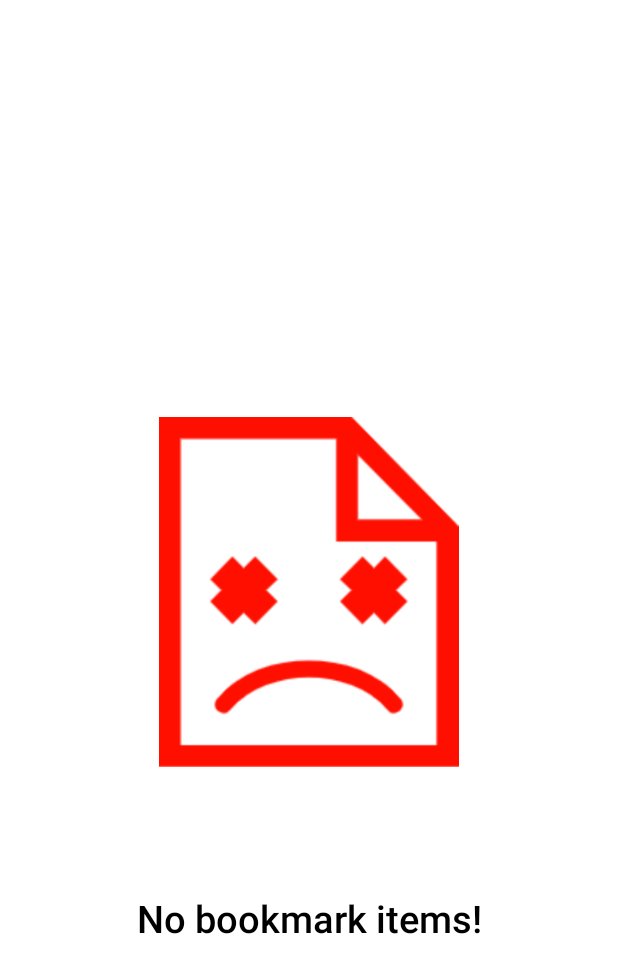
After one commit to tanya-555/NewsDigest, an Android app: the layout empty_bookmark_list.xml on its own in the app's theme, with its tools: preview values and no code run, on a phone screen of 412 x 824 dp. The commit adds this screen. Shown: the top 973 px of the screen. Run offline under Robolectric (Android 15) with nearby library versions, the phone set to English and light mode, and no system bars.

Commit message:
error layout for empty bookmark list

```diff
--- a/app/src/main/res/layout/bookmark_activity.xml
+++ b/app/src/main/res/layout/bookmark_activity.xml
@@ -25,7 +25,7 @@
             app:layout_constraintBottom_toBottomOf="parent"/>
 
         <!-- error view -->
-        <include layout="@layout/error_view"
+        <include layout="@layout/empty_bookmark_list"
             android:id="@+id/errorView"
             android:visibility="gone"
             app:layout_constraintStart_toStartOf="parent"
--- /dev/null
+++ b/app/src/main/res/layout/empty_bookmark_list.xml
@@ -0,0 +1,36 @@
+<?xml version="1.0" encoding="utf-8"?>
+<RelativeLayout xmlns:android="http://schemas.android.com/apk/res/android"
+    xmlns:app="http://schemas.android.com/apk/res-auto"
+    android:layout_width="match_parent"
+    android:layout_height="match_parent"
+    android:background="@color/color_white"
+    android:orientation="vertical">
+
+    <androidx.constraintlayout.widget.ConstraintLayout
+        android:layout_width="match_parent"
+        android:layout_height="wrap_content"
+        android:layout_centerInParent="true">
+
+        <ImageView
+            android:id="@+id/iv_error"
+            android:layout_width="@dimen/size_200dp"
+            android:layout_height="wrap_content"
+            android:src="@drawable/empty_bookmark"
+            app:layout_constraintEnd_toEndOf="parent"
+            app:layout_constraintStart_toStartOf="parent"
+            app:layout_constraintTop_toTopOf="parent" />
+
+        <TextView
+            android:layout_width="wrap_content"
+            android:layout_height="wrap_content"
+            android:fontFamily="sans-serif-medium"
+            android:text="@string/no_bookmark_items"
+            android:textColor="@color/color_black"
+            android:textSize="@dimen/size_25dp"
+            app:layout_constraintEnd_toEndOf="parent"
+            app:layout_constraintStart_toStartOf="parent"
+            app:layout_constraintTop_toBottomOf="@+id/iv_error" />
+
+    </androidx.constraintlayout.widget.ConstraintLayout>
+
+</RelativeLayout>
--- a/app/src/main/res/layout/login_activity.xml
+++ b/app/src/main/res/layout/login_activity.xml
@@ -35,7 +35,7 @@
                 android:background="@drawable/edit_text_drawable"
                 android:hint="@string/user_name"
                 android:padding="@dimen/size_10dp"
-                android:textColor="@color/color_login_text"
+                android:textColor="@color/color_black"
                 android:textColorHint="@color/color_login_text" />
 
             <EditText
@@ -48,7 +48,7 @@
                 android:background="@drawable/edit_text_drawable"
                 android:hint="@string/password"
                 android:padding="@dimen/size_10dp"
-                android:textColor="@color/color_login_text"
+                android:textColor="@color/color_black"
                 android:textColorHint="@color/color_login_text" />
 
             <Button
--- a/app/src/main/res/values/strings.xml
+++ b/app/src/main/res/values/strings.xml
@@ -13,4 +13,5 @@
     <string name="new_password">Enter new password</string>
     <string name="save_password">SAVE PASSWORD</string>
     <string name="toolbar_header">BOOKMARKS</string>
+    <string name="no_bookmark_items">No bookmark items!</string>
 </resources>
```
Also changed, not shown: app/src/main/res/layout/register_activity.xml (+4 -4 lines), app/src/main/res/drawable-v24/empty_bookmark.png (added).
